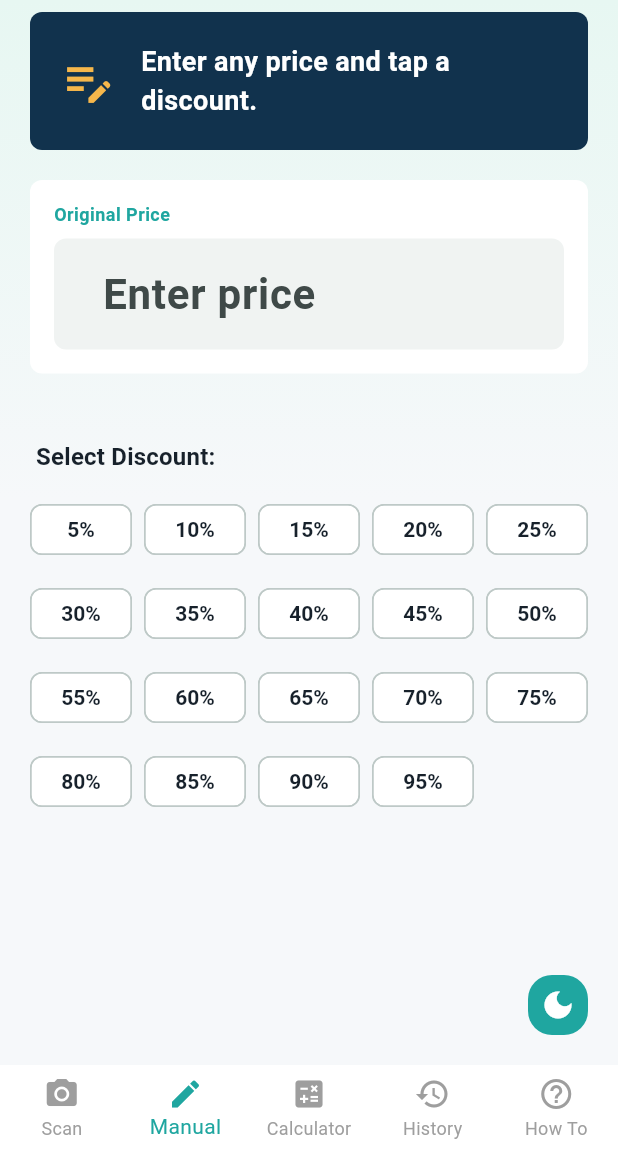
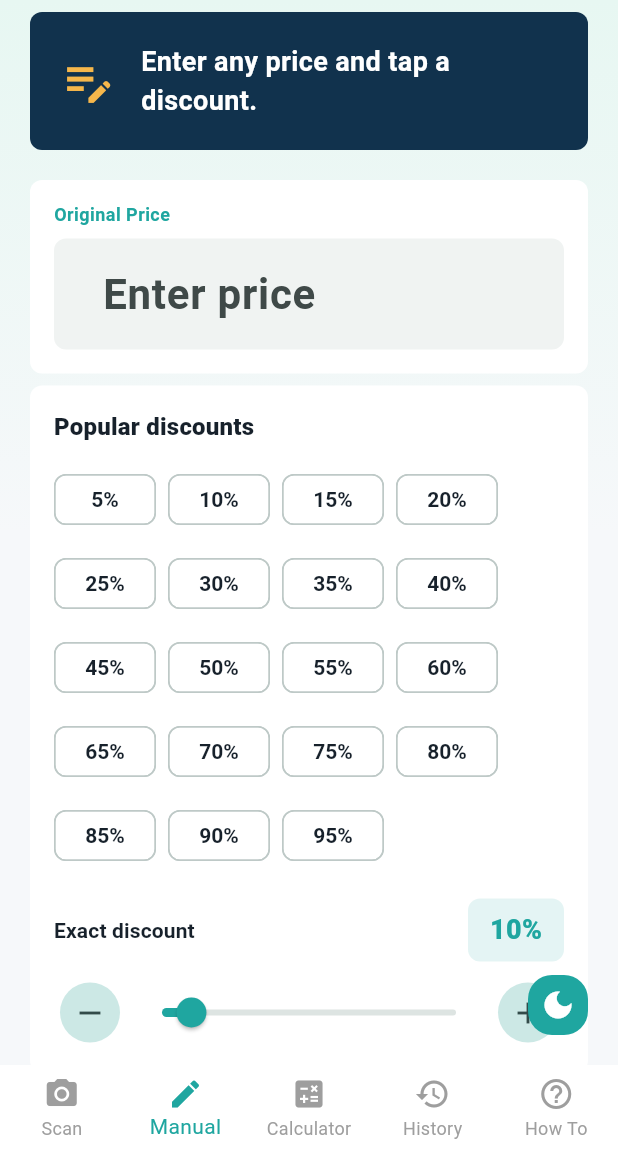
Before and after one commit to vickyrare/discount-scanner, a Flutter app: the screen it shows after launch, item 2 of the bottom bar chosen, on a phone screen of 412 x 824 dp, the part 84-1236 px from its top. Run offline on Flutter 3.47's test engine with Material 3 defaults, Android fonts, the light colour scheme and no system bars; our stand-ins replace camera, shared_preferences; missing offline and left inert: google_mlkit_text_recognition.

Commit message:
Refine discount selection UX and preserve tab state

```diff
--- a/lib/main.dart
+++ b/lib/main.dart
@@ -64,7 +64,7 @@ class _MainScreenState extends State<MainScreen> {
   @override
   Widget build(BuildContext context) {
     return Scaffold(
-      body: _screens[_selectedIndex],
+      body: IndexedStack(index: _selectedIndex, children: _screens),
       bottomNavigationBar: BottomNavigationBar(
         items: const <BottomNavigationBarItem>[
           BottomNavigationBarItem(icon: Icon(Icons.camera_alt), label: 'Scan'),
--- a/lib/manual_price_entry_screen.dart
+++ b/lib/manual_price_entry_screen.dart
@@ -1,5 +1,8 @@
+import 'dart:async';
+
 import 'package:discount_scanner/app_theme.dart';
 import 'package:discount_scanner/services/history_service.dart';
+import 'package:discount_scanner/widgets/discount_selector.dart';
 import 'package:discount_scanner/widgets/themed_scaffold.dart';
 import 'package:flutter/material.dart';
 import 'package:flutter/services.dart';
@@ -15,10 +18,9 @@ class ManualPriceEntryScreen extends StatefulWidget {
 class _ManualPriceEntryScreenState extends State<ManualPriceEntryScreen> {
   late final TextEditingController _priceController;
   double? _price;
-  double? _discount;
+  int? _discount;
   double? _finalPrice;
-
-  final List<int> _discounts = List.generate(19, (index) => (index + 1) * 5);
+  Timer? _historySaveTimer;
 
   @override
   void initState() {
@@ -31,17 +33,13 @@ class _ManualPriceEntryScreenState extends State<ManualPriceEntryScreen> {
   }
 
   void _updatePrice() {
-    setState(() {
-      _price = double.tryParse(_priceController.text);
-      _calculateFinalPrice();
-    });
+    _price = double.tryParse(_priceController.text);
+    _calculateFinalPrice();
   }
 
-  void _selectDiscount(double discount) {
-    setState(() {
-      _discount = _discount == discount ? null : discount;
-      _calculateFinalPrice();
-    });
+  void _selectDiscount(int discount) {
+    _discount = discount;
+    _calculateFinalPrice();
   }
 
   void _calculateFinalPrice() {
@@ -50,16 +48,27 @@ class _ManualPriceEntryScreenState extends State<ManualPriceEntryScreen> {
       setState(() {
         _finalPrice = finalPriceValue;
       });
-      HistoryService.addCalculation(
-        price: _price!,
-        discount: _discount!,
-        finalPrice: finalPriceValue,
-      );
+      _scheduleHistorySave(finalPriceValue);
     } else {
+      _historySaveTimer?.cancel();
       setState(() {
         _finalPrice = null;
       });
     }
+  }
+
+  void _scheduleHistorySave(double finalPriceValue) {
+    _historySaveTimer?.cancel();
+    final price = _price!;
+    final discount = _discount!;
+
+    _historySaveTimer = Timer(const Duration(milliseconds: 700), () {
+      HistoryService.addCalculation(
+        price: price,
+        discount: discount.toDouble(),
+        finalPrice: finalPriceValue,
+      );
+    });
   }
 
   void _clearAll() {
@@ -73,6 +82,7 @@ class _ManualPriceEntryScreenState extends State<ManualPriceEntryScreen> {
 
   @override
   void dispose() {
+    _historySaveTimer?.cancel();
     _priceController.removeListener(_updatePrice);
     _priceController.dispose();
     super.dispose();
@@ -99,15 +109,19 @@ class _ManualPriceEntryScreenState extends State<ManualPriceEntryScreen> {
             _buildHeader(),
             const SizedBox(height: 20),
             _buildPriceInputCard(),
-            const SizedBox(height: 20),
-            AnimatedSwitcher(
-              duration: const Duration(milliseconds: 300),
-              child: _finalPrice != null
-                  ? _buildFinalPriceDisplay(_finalPrice!)
-                  : const SizedBox.shrink(),
+            if (_finalPrice != null) ...[
+              const SizedBox(height: 12),
+              AnimatedSwitcher(
+                duration: const Duration(milliseconds: 300),
+                child: _buildFinalPriceDisplay(_finalPrice!),
+              ),
+              const SizedBox(height: 16),
+            ] else
+              const SizedBox(height: 8),
+            DiscountSelector(
+              selectedDiscount: _discount,
+              onSelected: _selectDiscount,
             ),
-            const SizedBox(height: 24),
-            _buildDiscountSelector(),
           ],
         ),
       ),
@@ -187,8 +201,8 @@ class _ManualPriceEntryScreenState extends State<ManualPriceEntryScreen> {
         borderRadius: BorderRadius.circular(8),
       ),
       child: Padding(
-        padding: const EdgeInsets.all(20),
-        child: Column(
+        padding: const EdgeInsets.symmetric(horizontal: 16, vertical: 14),
+        child: Row(
           children: [
             const Text(
               'Final Price',
@@ -198,11 +212,11 @@ class _ManualPriceEntryScreenState extends State<ManualPriceEntryScreen> {
                 fontWeight: FontWeight.w600,
               ),
             ),
-            const SizedBox(height: 8),
+            const Spacer(),
             Text(
               finalPrice.toStringAsFixed(2),
               style: const TextStyle(
-                fontSize: 42,
+                fontSize: 34,
                 fontWeight: FontWeight.bold,
                 color: Colors.white,
               ),
@@ -212,48 +226,4 @@ class _ManualPriceEntryScreenState extends State<ManualPriceEntryScreen> {
       ),
     );
   }
-
-  Widget _buildDiscountSelector() {
-    final colorScheme = Theme.of(context).colorScheme;
-
-    return Column(
-      crossAxisAlignment: CrossAxisAlignment.start,
-      children: [
-        Padding(
-          padding: const EdgeInsets.only(left: 4.0, bottom: 12),
-          child: Text(
-            'Select Discount:',
-            style: Theme.of(
-              context,
-            ).textTheme.titleMedium?.copyWith(fontWeight: FontWeight.w700),
-          ),
-        ),
-        Wrap(
-          spacing: 8,
-          runSpacing: 8,
-          children: _discounts.map((discount) {
-            final isSelected = _discount == discount.toDouble();
-            return SizedBox(
-              width: 68,
-              child: ChoiceChip(
-                label: Center(child: Text('$discount%')),
-                selected: isSelected,
-                onSelected: (selected) {
-                  _selectDiscount(discount.toDouble());
-                },
-                labelStyle: TextStyle(
-                  color: isSelected
-                      ? colorScheme.onPrimary
-                      : colorScheme.onSurface,
-                  fontWeight: FontWeight.w700,
-                ),
-                selectedColor: colorScheme.primary,
-                backgroundColor: colorScheme.surface,
-              ),
-            );
-          }).toList(),
-        ),
-      ],
-    );
-  }
 }
--- a/lib/services/history_service.dart
+++ b/lib/services/history_service.dart
@@ -1,4 +1,5 @@
 import 'dart:convert';
+import 'package:flutter/foundation.dart';
 import 'package:shared_preferences/shared_preferences.dart';
 
 class CalculationRecord {
@@ -16,19 +17,19 @@ class CalculationRecord {
 
   // For serialization
   Map<String, dynamic> toJson() => {
-        'date': date.toIso8601String(),
-        'price': price,
-        'discount': discount,
-        'finalPrice': finalPrice,
-      };
+    'date': date.toIso8601String(),
+    'price': price,
+    'discount': discount,
+    'finalPrice': finalPrice,
+  };
 
   // For deserialization
   factory CalculationRecord.fromJson(Map<String, dynamic> json) =>
       CalculationRecord(
         date: DateTime.parse(json['date']),
-        price: json['price'],
-        discount: json['discount'],
-        finalPrice: json['finalPrice'],
+        price: (json['price'] as num).toDouble(),
+        discount: (json['discount'] as num).toDouble(),
+        finalPrice: (json['finalPrice'] as num).toDouble(),
       );
 
   // Override equals for uniqueness check
@@ -44,11 +45,17 @@ class CalculationRecord {
           discount == other.discount;
 
   @override
-  int get hashCode => date.year.hashCode ^ date.month.hashCode ^ date.day.hashCode ^ price.hashCode ^ discount.hashCode;
+  int get hashCode =>
+      date.year.hashCode ^
+      date.month.hashCode ^
+      date.day.hashCode ^
+      price.hashCode ^
+      discount.hashCode;
 }
 
 class HistoryService {
   static const _historyKey = 'calculation_history';
+  static final ValueNotifier<int> changes = ValueNotifier<int>(0);
 
   static Future<void> addCalculation({
     required double price,
@@ -68,9 +75,11 @@ class HistoryService {
     // Add only if it's a unique calculation for the day
     if (!history.contains(newRecord)) {
       history.insert(0, newRecord); // Add to the top of the list
-      final List<String> historyJson =
-          history.map((record) => json.encode(record.toJson())).toList();
+      final List<String> historyJson = history
+          .map((record) => json.encode(record.toJson()))
+          .toList();
       await prefs.setStringList(_historyKey, historyJson);
+      changes.value++;
     }
   }
 
@@ -83,13 +92,15 @@ class HistoryService {
     }
 
     return historyJson
-        .map((recordJson) =>
-            CalculationRecord.fromJson(json.decode(recordJson)))
+        .map(
+          (recordJson) => CalculationRecord.fromJson(json.decode(recordJson)),
+        )
         .toList();
   }
 
   static Future<void> clearHistory() async {
     final prefs = await SharedPreferences.getInstance();
     await prefs.remove(_historyKey);
+    changes.value++;
   }
 }
--- /dev/null
+++ b/lib/widgets/discount_selector.dart
@@ -0,0 +1,163 @@
+import 'package:flutter/material.dart';
+
+class DiscountSelector extends StatelessWidget {
+  final int? selectedDiscount;
+  final ValueChanged<int> onSelected;
+
+  const DiscountSelector({
+    super.key,
+    required this.selectedDiscount,
+    required this.onSelected,
+  });
+
+  static const List<int> _popularDiscounts = [
+    5,
+    10,
+    15,
+    20,
+    25,
+    30,
+    35,
+    40,
+    45,
+    50,
+    55,
+    60,
+    65,
+    70,
+    75,
+    80,
+    85,
+    90,
+    95,
+  ];
+
+  int get _exactValue => selectedDiscount ?? 10;
+
+  void _stepBy(int delta) {
+    onSelected((_exactValue + delta).clamp(1, 99));
+  }
+
+  @override
+  Widget build(BuildContext context) {
+    final colorScheme = Theme.of(context).colorScheme;
+
+    return Card(
+      color: colorScheme.surface,
+      child: Padding(
+        padding: const EdgeInsets.all(16),
+        child: Column(
+          crossAxisAlignment: CrossAxisAlignment.start,
+          children: [
+            Text(
+              'Popular discounts',
+              style: Theme.of(
+                context,
+              ).textTheme.titleMedium?.copyWith(fontWeight: FontWeight.w800),
+            ),
+            const SizedBox(height: 12),
+            Wrap(
+              spacing: 8,
+              runSpacing: 8,
+              children: _popularDiscounts.map((discount) {
+                final isSelected = selectedDiscount == discount;
+                return SizedBox(
+                  width: 68,
+                  child: ChoiceChip(
+                    label: Center(child: Text('$discount%')),
+                    selected: isSelected,
+                    onSelected: (selected) => onSelected(discount),
+                    labelStyle: TextStyle(
+                      color: isSelected
+                          ? colorScheme.onPrimary
+                          : colorScheme.onSurface,
+                      fontWeight: FontWeight.w700,
+                    ),
+                    selectedColor: colorScheme.primary,
+                    backgroundColor: colorScheme.surface,
+                  ),
+                );
+              }).toList(),
+            ),
+            const SizedBox(height: 18),
+            _buildExactHeader(context),
+            const SizedBox(height: 10),
+            Row(
+              children: [
+                _buildStepButton(
+                  context,
+                  icon: Icons.remove,
+                  tooltip: 'Decrease discount',
+                  onPressed: _exactValue > 1 ? () => _stepBy(-1) : null,
+                ),
+                Expanded(
+                  child: Slider(
+                    value: _exactValue.toDouble(),
+                    min: 1,
+                    max: 99,
+                    divisions: 98,
+                    label: '$_exactValue%',
+                    onChanged: (value) => onSelected(value.round()),
+                  ),
+                ),
+                _buildStepButton(
+                  context,
+                  icon: Icons.add,
+                  tooltip: 'Increase discount',
+                  onPressed: _exactValue < 99 ? () => _stepBy(1) : null,
+                ),
+              ],
+            ),
+          ],
+        ),
+      ),
+    );
+  }
+
+  Widget _buildExactHeader(BuildContext context) {
+    final colorScheme = Theme.of(context).colorScheme;
+
+    return Row(
+      children: [
+        Expanded(
+          child: Text(
+            'Exact discount',
+            style: Theme.of(
+              context,
+            ).textTheme.titleSmall?.copyWith(fontWeight: FontWeight.w700),
+          ),
+        ),
+        Container(
+          width: 64,
+          padding: const EdgeInsets.symmetric(vertical: 8),
+          alignment: Alignment.center,
+          decoration: BoxDecoration(
+            color: colorScheme.primary.withValues(alpha: 0.12),
+            borderRadius: BorderRadius.circular(8),
+          ),
+          child: Text(
+            '$_exactValue%',
+            style: TextStyle(
+              color: colorScheme.primary,
+              fontWeight: FontWeight.w800,
+              fontSize: 18,
+            ),
+          ),
+        ),
+      ],
+    );
+  }
+
+  Widget _buildStepButton(
+    BuildContext context, {
+    required IconData icon,
+    required String tooltip,
+    required VoidCallback? onPressed,
+  }) {
+    return IconButton.filledTonal(
+      tooltip: tooltip,
+      onPressed: onPressed,
+      icon: Icon(icon),
+    );
+  }
+}
```
Also changed, not shown: lib/calculator_screen.dart (+45 -69 lines), lib/history_screen.dart (+8 -0 lines), 1 other file.
